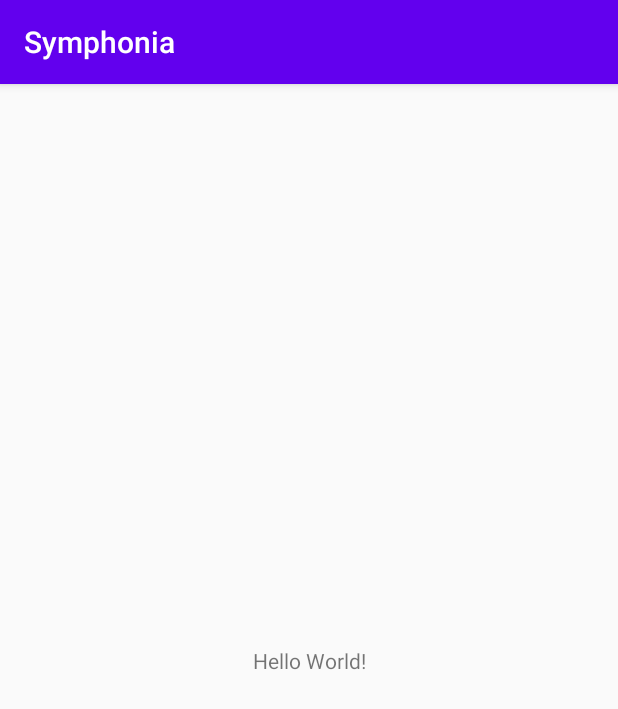
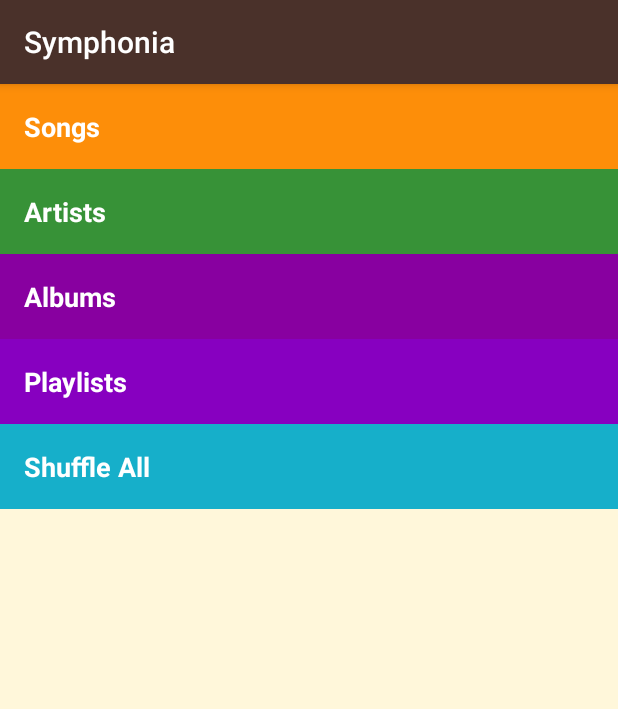
Before and after one commit to NairArjunWD/symphonia, an Android app: the screen it shows after launch (MainActivity), on a phone screen of 412 x 824 dp. Shown: the top 709 px of the screen. Run offline under Robolectric (Android 15) with nearby library versions, the phone set to English and light mode, and no system bars.

Commit message:
feat: CSS Test code used
Used the css style and color from miwok practice project to make the project easier to view and understand. Will remain the default look until the java functionalitiy is finished. Will make java functionality now.

```diff
--- a/app/src/main/res/layout/activity_main.xml
+++ b/app/src/main/res/layout/activity_main.xml
@@ -1,18 +1,51 @@
 <?xml version="1.0" encoding="utf-8"?>
-<androidx.constraintlayout.widget.ConstraintLayout xmlns:android="http://schemas.android.com/apk/res/android"
+<LinearLayout xmlns:android="http://schemas.android.com/apk/res/android"
     xmlns:app="http://schemas.android.com/apk/res-auto"
     xmlns:tools="http://schemas.android.com/tools"
     android:layout_width="match_parent"
     android:layout_height="match_parent"
+    android:orientation="vertical"
+    android:background="@color/tan_background"
     tools:context=".MainActivity">
 
     <TextView
-        android:layout_width="wrap_content"
+        android:id="@+id/songs"
+        style="@style/CategoryStyle"
+        android:background="@color/category_songs"
+        android:layout_width="match_parent"
         android:layout_height="wrap_content"
-        android:text="Hello World!"
-        app:layout_constraintBottom_toBottomOf="parent"
-        app:layout_constraintLeft_toLeftOf="parent"
-        app:layout_constraintRight_toRightOf="parent"
-        app:layout_constraintTop_toTopOf="parent" />
+        android:text="Songs" />
 
-</androidx.constraintlayout.widget.ConstraintLayout>
+    <TextView
+        android:id="@+id/artists"
+        style="@style/CategoryStyle"
+        android:background="@color/category_artists"
+        android:layout_width="match_parent"
+        android:layout_height="wrap_content"
+        android:text="Artists" />
+
+    <TextView
+        android:id="@+id/albums"
+        style="@style/CategoryStyle"
+        android:background="@color/category_albums"
+        android:layout_width="match_parent"
+        android:layout_height="wrap_content"
+        android:text="Albums" />
+
+    <TextView
+        android:id="@+id/playlists"
+        style="@style/CategoryStyle"
+        android:background="@color/category_playlists"
+        android:layout_width="match_parent"
+        android:layout_height="wrap_content"
+        android:text="Playlists" />
+
+    <TextView
+        android:id="@+id/shuffle"
+        style="@style/CategoryStyle"
+        android:background="@color/category_shuffle"
+        android:layout_width="match_parent"
+        android:layout_height="wrap_content"
+        android:text="Shuffle All" />
+
+</LinearLayout>
--- a/app/src/main/res/values/colors.xml
+++ b/app/src/main/res/values/colors.xml
@@ -1,6 +1,26 @@
 <?xml version="1.0" encoding="utf-8"?>
 <resources>
-    <color name="colorPrimary">#6200EE</color>
-    <color name="colorPrimaryDark">#3700B3</color>
-    <color name="colorAccent">#03DAC5</color>
+    <!-- Primary color of the app (shown in the app bar) -->
+    <color name="primary_color">#4A312A</color>
+
+    <!-- Primary dark color of the app (shown in the status bar) -->
+    <color name="primary_dark_color">#2F1D1A</color>
+
+    <!-- Background color for app -->
+    <color name="tan_background">#FFF7DA</color>
+
+    <!-- Background color for the numbers category -->
+    <color name="category_songs">#FD8E09</color>
+
+    <!-- Background color for the family members category -->
+    <color name="category_artists">#379237</color>
+
+    <!-- Background color for the colors category -->
+    <color name="category_albums">#8800A0</color>
+
+    <!-- Background color for the colors category -->
+    <color name="category_playlists">#8700C0</color>
+
+    <!-- Background color for the phrases category -->
+    <color name="category_shuffle">#16AFCA</color>
 </resources>
--- /dev/null
+++ b/app/src/main/res/values/dimens.xml
@@ -0,0 +1,8 @@
+<?xml version="1.0" encoding="utf-8"?>
+<resources>
+    <!-- Height of each list item -->
+    <dimen name="list_item_height">88dp</dimen>
+    <!-- Default screen margins, per the Android Design guidelines. -->
+    <dimen name="activity_horizontal_margin">16dp</dimen>
+    <dimen name="activity_vertical_margin">16dp</dimen>
+</resources>
--- a/app/src/main/res/values/styles.xml
+++ b/app/src/main/res/values/styles.xml
@@ -1,10 +1,19 @@
 <resources>
+
     <!-- Base application theme. -->
     <style name="AppTheme" parent="Theme.AppCompat.Light.DarkActionBar">
-        <!-- Customize your theme here. -->
-        <item name="colorPrimary">@color/colorPrimary</item>
-        <item name="colorPrimaryDark">@color/colorPrimaryDark</item>
-        <item name="colorAccent">@color/colorAccent</item>
+        <item name="colorPrimary">@color/primary_color</item>
+        <item name="colorPrimaryDark">@color/primary_dark_color</item>
     </style>
 
+    <!-- Style for a category of vocabulary words -->
+    <style name="CategoryStyle">
+        <item name="android:layout_width">match_parent</item>
+        <item name="android:layout_height">@dimen/list_item_height</item>
+        <item name="android:gravity">center_vertical</item>
+        <item name="android:padding">16dp</item>
+        <item name="android:textColor">@android:color/white</item>
+        <item name="android:textStyle">bold</item>
+        <item name="android:textAppearance">?android:textAppearanceMedium</item>
+    </style>
 </resources>
```
